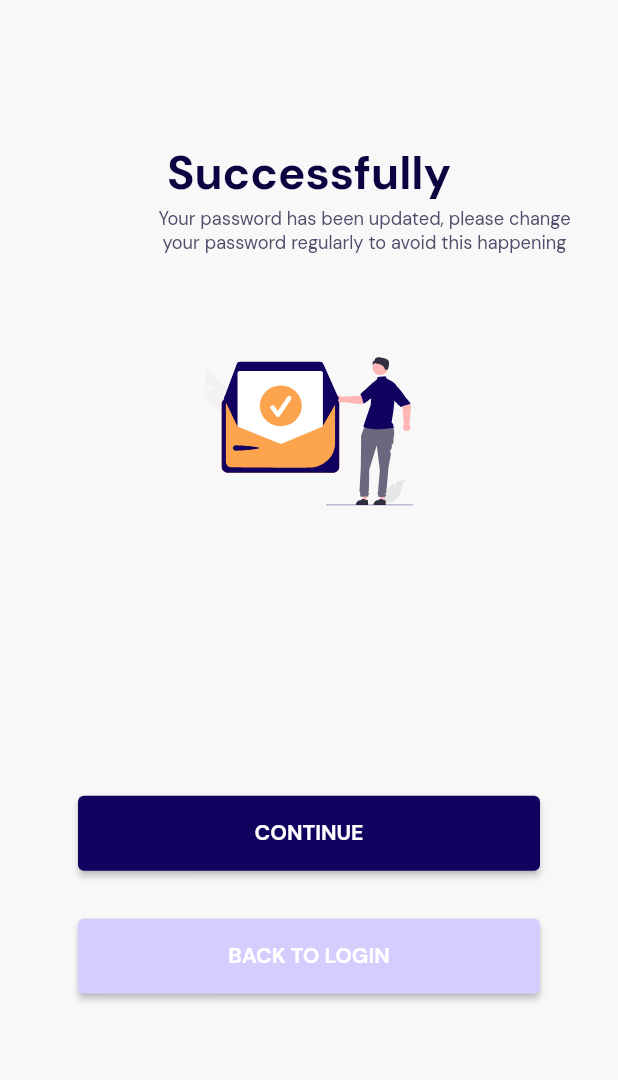
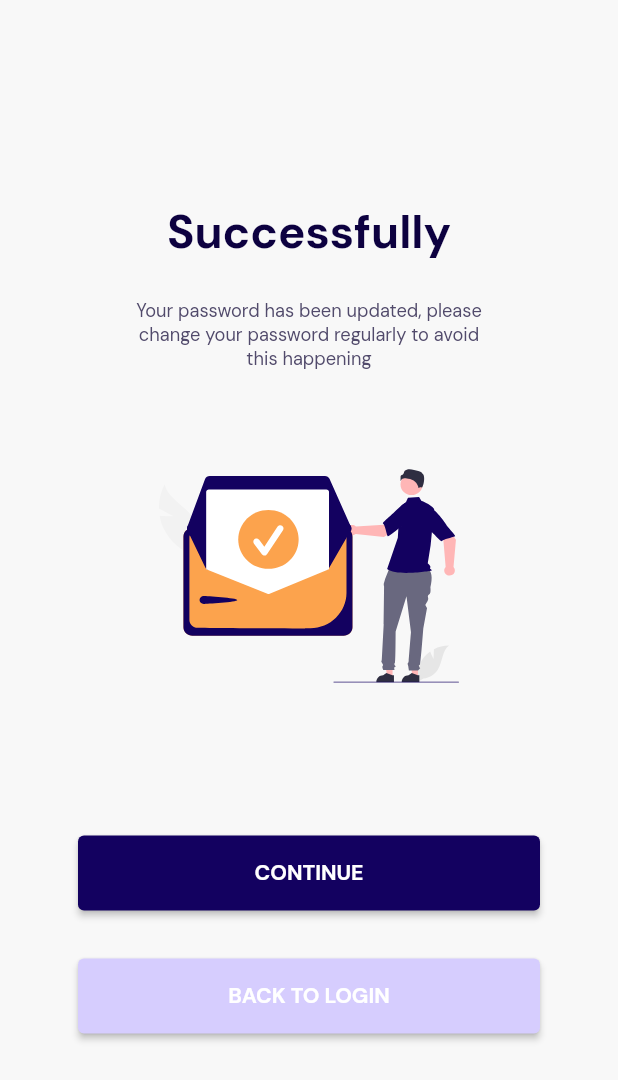
Before and after one commit to Sproute777/flutter_jbfinder, a Flutter app: the screen it shows after launch, after a tap on "Successfully", on a phone screen of 412 x 824 dp. Shown: the top 1080 px of the screen. Run offline on Flutter 3.47's test engine with Material 2 defaults, Android fonts, the phone set to English and light mode, and no system bars; our stand-ins replace cached_network_image, flutter_svg.

Commit message:
fix laouts

```diff
--- /dev/null
+++ b/lib/app/widgets/scroll_scaffold.dart
@@ -0,0 +1,23 @@
+import 'package:flutter/material.dart';
+import 'package:jobfinder_ui/jobfinder_ui.dart';
+
+class ScrollScaffold extends StatelessWidget {
+  final Widget body;
+  final Widget? floatingActionButton;
+  const ScrollScaffold(
+      {super.key, required this.body, this.floatingActionButton});
+
+  @override
+  Widget build(BuildContext context) {
+    return SafeArea(
+      child: Scaffold(
+        floatingActionButton: floatingActionButton,
+        backgroundColor: PrimaryColors.gray50,
+        body: Center(
+          child: SingleChildScrollView(
+              scrollDirection: Axis.vertical, child: body),
+        ),
+      ),
+    );
+  }
+}
--- a/lib/login/view/successfully_screen.dart
+++ b/lib/login/view/successfully_screen.dart
@@ -1,8 +1,11 @@
 import 'package:flutter/material.dart';
+import 'package:flutter_svg/flutter_svg.dart';
 import 'package:jobfinder_figma_pro_v2/core/app_export.dart';
 import 'package:jobfinder_figma_pro_v2/login/widgets/login_button.dart';
-import 'package:jobfinder_ui/jobfinder_ui.dart';
 
+import '../../app/widgets/scroll_scaffold.dart';
+
+// excelent adaptation
 class SuccessfullyScreen extends StatelessWidget {
   const SuccessfullyScreen({Key? key})
       : super(
@@ -11,16 +14,16 @@ class SuccessfullyScreen extends StatelessWidget {
 
   @override
   Widget build(BuildContext context) {
-    mediaQueryData = MediaQuery.of(context);
-
-    return SafeArea(
-      child: Scaffold(
-        backgroundColor: PrimaryColors.gray50,
-        body: Container(
+    return ScrollScaffold(
+      body: Center(
+        child: SingleChildScrollView(
+          scrollDirection: Axis.vertical,
+          child: Container(
             width: double.maxFinite,
             padding: EdgeInsets.only(
               left: 20,
-            top: 96,
+              top: 24,
+              bottom: 24,
               right: 20,
             ),
             child: Column(
@@ -32,39 +35,37 @@ class SuccessfullyScreen extends StatelessWidget {
                   textAlign: TextAlign.left,
                   style: theme.textTheme.headlineLarge,
                 ),
+                SizedBox(height: 24),
                 Align(
-                alignment: Alignment.centerRight,
-                child: Container(
-                  width: 298,
-                  margin: EdgeInsets.only(
-                    left: 35,
-                    top: 2,
-                  ),
+                  alignment: Alignment.center,
+                  child: SizedBox(
+                    width: 240,
                     child: Text(
                       "Your password has been updated, please change your password regularly to avoid this happening",
-                    maxLines: 2,
                       overflow: TextOverflow.ellipsis,
+                      maxLines: 3,
                       textAlign: TextAlign.center,
                       style: CustomTextStyles.bodySmallBluegray700_1,
                     ),
                   ),
                 ),
-              CustomImageView(
-                svgPath: ImageConstant.imgUndrawmessagesentreq2klIndigo900,
-                height: 117,
-                width: 139,
-                margin: EdgeInsets.only(
-                  top: 50,
+                SizedBox(height: 24),
+                SizedBox(
+                  height: 200,
+                  width: 200,
+                  child: SvgPicture.asset(
+                    ImageConstant.imgUndrawmessagesentreq2klIndigo900,
+                    fit: BoxFit.contain,
                   ),
                 ),
-              Spacer(),
+                SizedBox(height: 54),
                 LoginButton(text: "Continue".toUpperCase(), onPressed: () {}),
                 LoginButton(
                     text: "Back to Login".toUpperCase(),
                     loginButtonColors: LoginButtonColors.pink,
                     onPressed: () {}),
-              const Spacer()
               ],
+            ),
           ),
         ),
       ),
```
Also changed, not shown: lib/login/view/check_your_email_screen.dart (+8 -12 lines), lib/login/view/forgot_password_screen.dart (+7 -8 lines), lib/login/view/login_screen.dart (+7 -11 lines), lib/login/view/logo_screen.dart (+6 -6 lines), lib/login/view/sign_up_screen.dart (+6 -13 lines), lib/login/view/splash_screen.dart (+9 -9 lines). Lines whose indentation alone changed are shown as unchanged.
